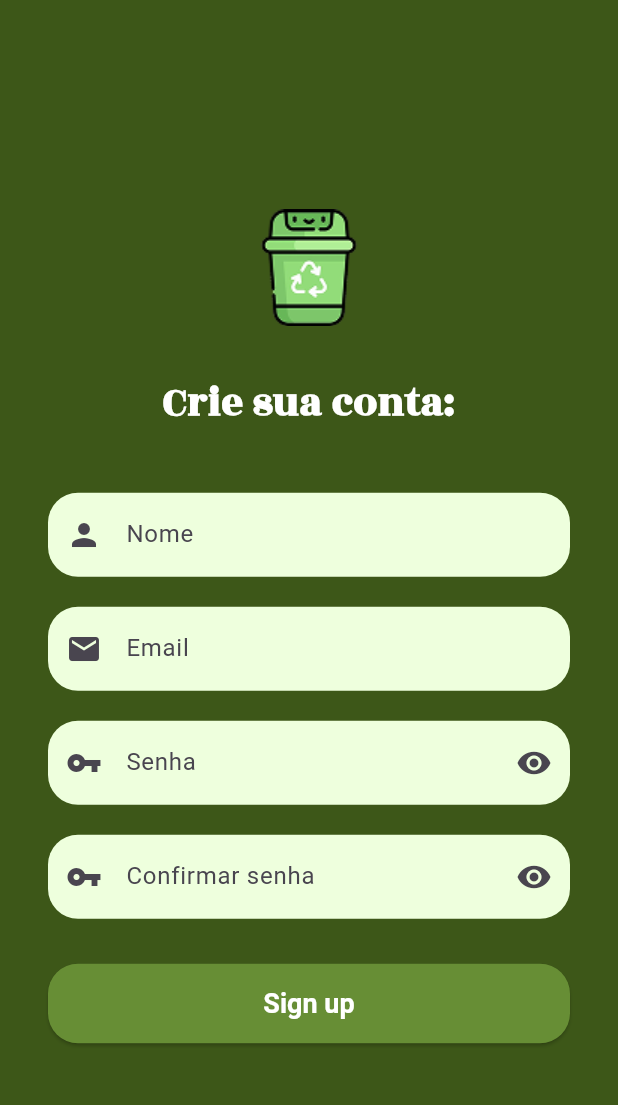
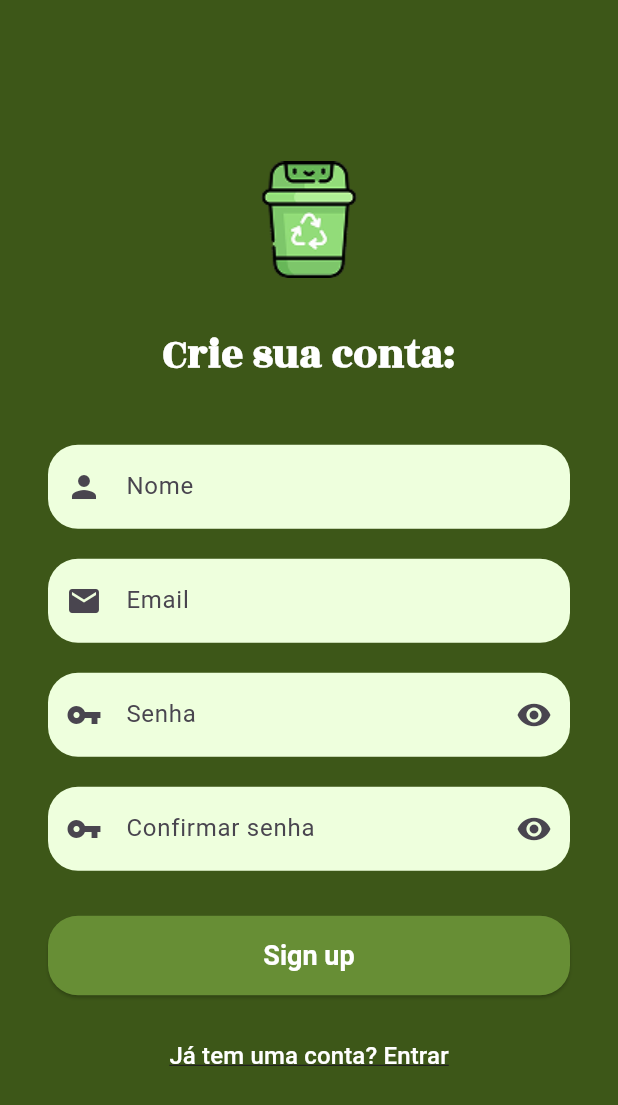
Before and after one commit to EcoSyncGH/ecosyncgh, a Flutter app: the SignupScreen screen opened directly, on a phone screen of 412 x 824 dp. Shown: the top 1105 px of the screen. Run offline on Flutter 3.47's test engine with Material 3 defaults, Android fonts, the light colour scheme and no system bars.

Commit message:
botão de login na tela cadastro

```diff
--- a/lib/screens/signup_screen.dart
+++ b/lib/screens/signup_screen.dart
@@ -1,4 +1,6 @@
 import 'package:flutter/material.dart';
+
+
 
 class SignupScreen extends StatefulWidget {
   const SignupScreen({super.key});
@@ -115,7 +117,7 @@ class _SignupScreenState extends State<SignupScreen> {
 
                 const SizedBox(height: 30),
 
-                // Botão cadastrar
+                // Botão Sign up
 SizedBox(
   width: double.infinity,
   child: ElevatedButton(
@@ -139,6 +141,24 @@ class _SignupScreenState extends State<SignupScreen> {
     ),
   ),
 ),
+
+const SizedBox(height: 16),
+
+// Botão de voltar para login
+TextButton(
+  onPressed: () {
+    Navigator.pop(context);
+  },
+  child: const Text(
+    'Já tem uma conta? Entrar',
+    style: TextStyle(
+      decoration: TextDecoration.underline,
+      fontSize: 16,
+      color: Colors.white,
+    ),
+  ),
+),
+
               ],
             ),
           ),
```
Lines whose indentation alone changed are shown as unchanged.
